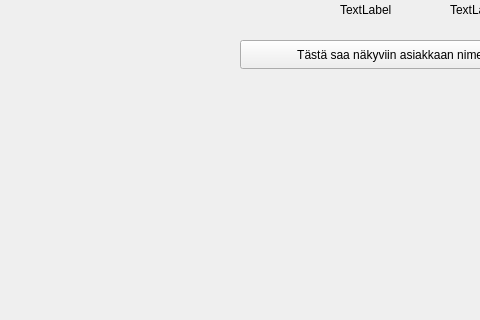
Old version of the form frontend/mainwindow.ui in the repository slmksav/Qt6-ATM-app; both pictures show x 0 to 480 and y 280 to 600 of the 800 by 600 pixel window.
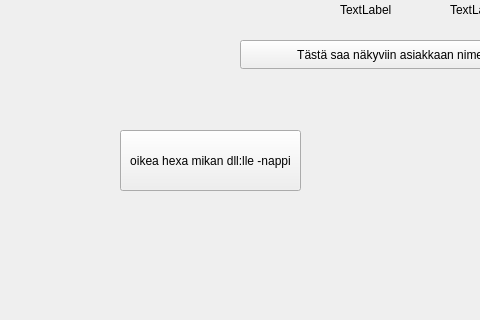
New version of the form.

```diff
--- a/frontend/mainwindow.ui
+++ b/frontend/mainwindow.ui
@@ -105,6 +105,19 @@
      <string>Tästä cardhexcode DBstä</string>
     </property>
    </widget>
+   <widget class="QPushButton" name="buttonTestHexaToDLL">
+    <property name="geometry">
+     <rect>
+      <x>120</x>
+      <y>410</y>
+      <width>181</width>
+      <height>61</height>
+     </rect>
+    </property>
+    <property name="text">
+     <string>oikea hexa mikan dll:lle -nappi</string>
+    </property>
+   </widget>
   </widget>
   <widget class="QMenuBar" name="menubar">
    <property name="geometry">
```
Left out of the diff: 2 changed lines with no effect on the pictures.
